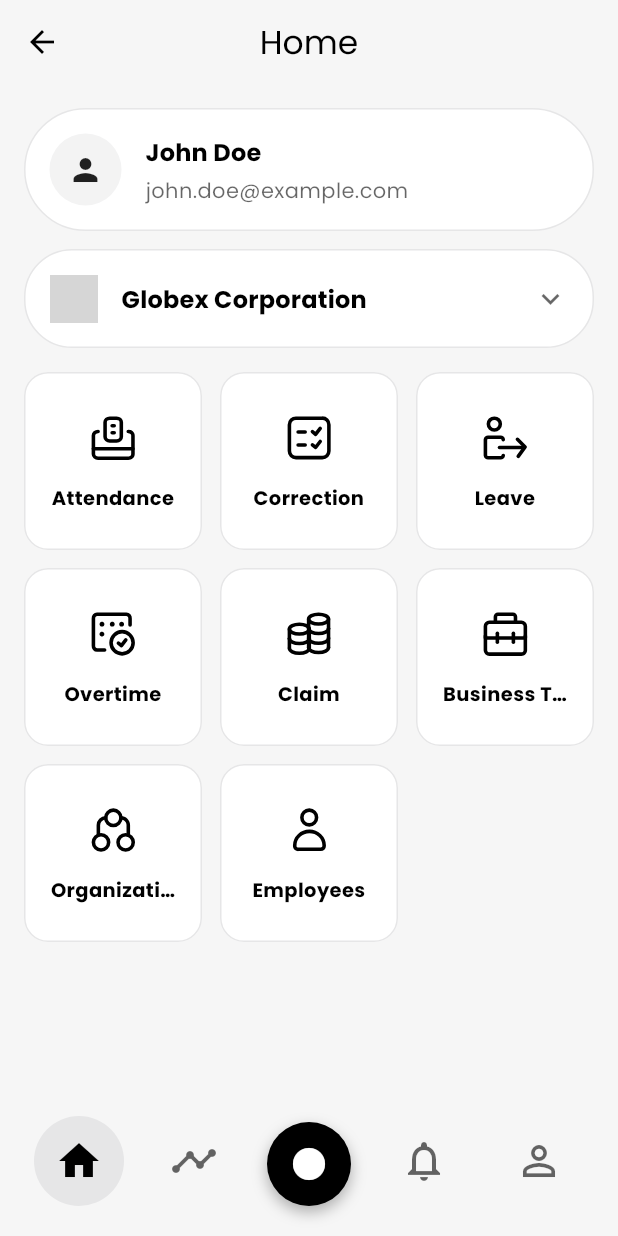
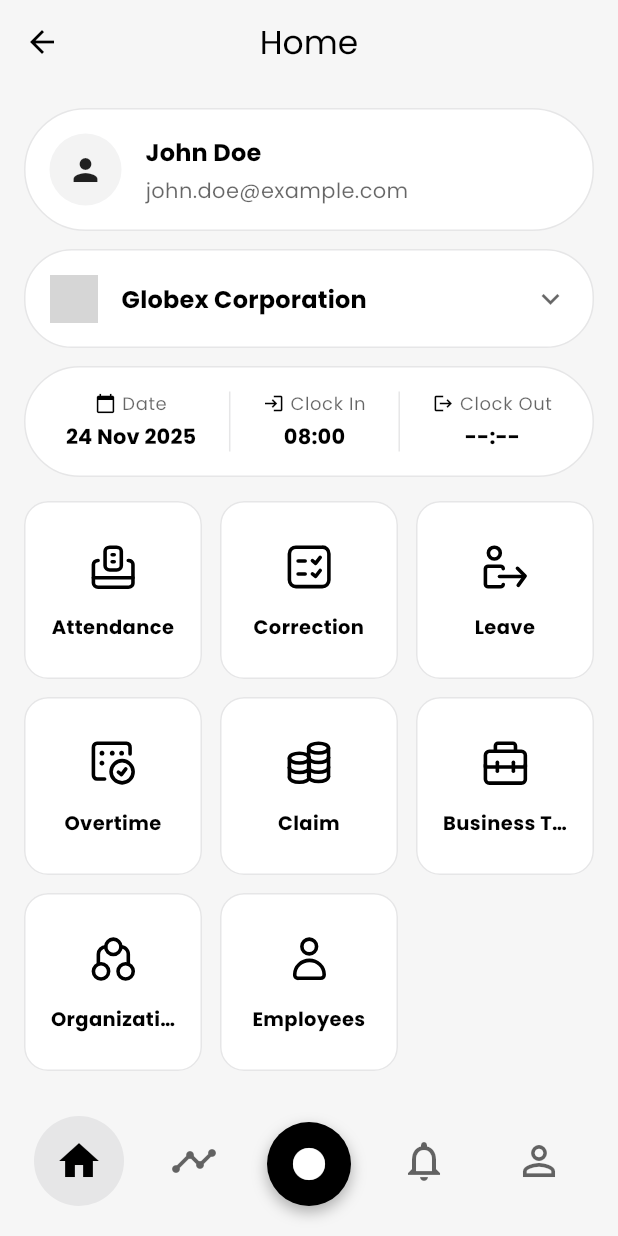
Before and after one commit to guizot/hris_app, a Flutter app: the HomePage screen opened by its route, on a phone screen of 412 x 824 dp. Run offline on Flutter 3.47's test engine with Material 3 defaults, Android fonts, the phone set to English and light mode, and no system bars; our stand-ins replace flutter_svg, get_it, hive, hive_flutter, image_picker, shared_preferences; accounts and stored records are empty; network calls fail; grey boxes are pictures that could not be loaded.

Commit message:
feat: add attendance information section to the home tab UI.

```diff
--- a/lib/presentation/pages/home_tab.dart
+++ b/lib/presentation/pages/home_tab.dart
@@ -56,11 +56,65 @@ class _HomeTabState extends State<HomeTab> {
             _buildUserInfo(context),
             const SizedBox(height: 12),
             _buildCompanySelector(context),
+            const SizedBox(height: 12),
+            _buildAttendanceInfo(context),
             const SizedBox(height: 16),
             _buildFeatureGrid(context)
           ],
         ),
       ),
+    );
+  }
+
+  Widget _buildAttendanceInfo(BuildContext context) {
+    return Container(
+      padding: const EdgeInsets.all(16),
+      decoration: BoxDecoration(
+        color: Theme.of(context).hoverColor,
+        borderRadius: BorderRadius.circular(48),
+        border: Border.all(
+          color: Theme.of(context).colorScheme.shadow,
+          width: 1,
+        ),
+      ),
+      child: Row(
+        mainAxisAlignment: MainAxisAlignment.spaceAround,
+        children: [
+          _buildAttendanceItem(context, "Date", "24 Nov 2025", Icons.calendar_today),
+          Container(width: 1, height: 40, color: Theme.of(context).colorScheme.shadow),
+          _buildAttendanceItem(context, "Clock In", "08:00", Icons.login),
+          Container(width: 1, height: 40, color: Theme.of(context).colorScheme.shadow),
+          _buildAttendanceItem(context, "Clock Out", "--:--", Icons.logout),
+        ],
+      ),
+    );
+  }
+
+  Widget _buildAttendanceItem(BuildContext context, String label, String value, IconData icon) {
+    return Column(
+      children: [
+        Row(
+          children: [
+            Icon(icon, size: 14, color: Theme.of(context).colorScheme.primary),
+            const SizedBox(width: 4),
+            Text(
+              label,
+              style: Theme.of(context).textTheme.bodySmall?.copyWith(
+                    color: Theme.of(context).colorScheme.onSurface.withValues(alpha: 0.6),
+                  ),
+            ),
+          ],
+        ),
+        const SizedBox(height: 4),
+        Text(
+          value,
+          maxLines: 1,
+          overflow: TextOverflow.ellipsis,
+          style: Theme.of(context).textTheme.titleSmall?.copyWith(
+                fontWeight: FontWeight.bold,
+              ),
+        ),
+      ],
     );
   }
 
```
